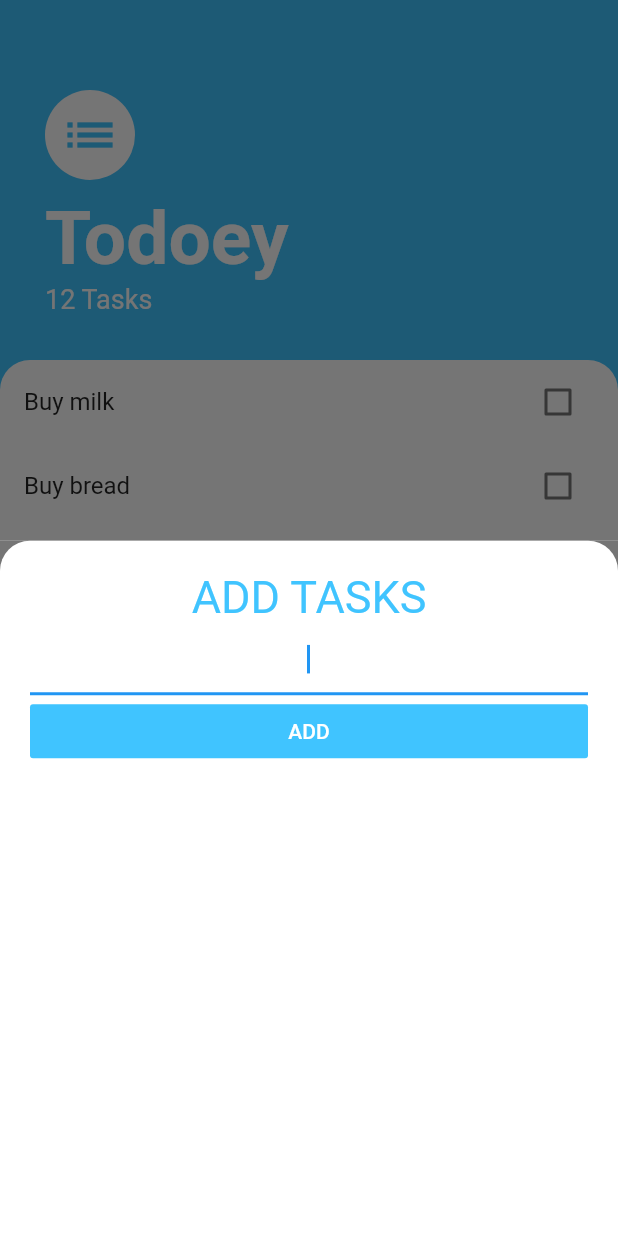
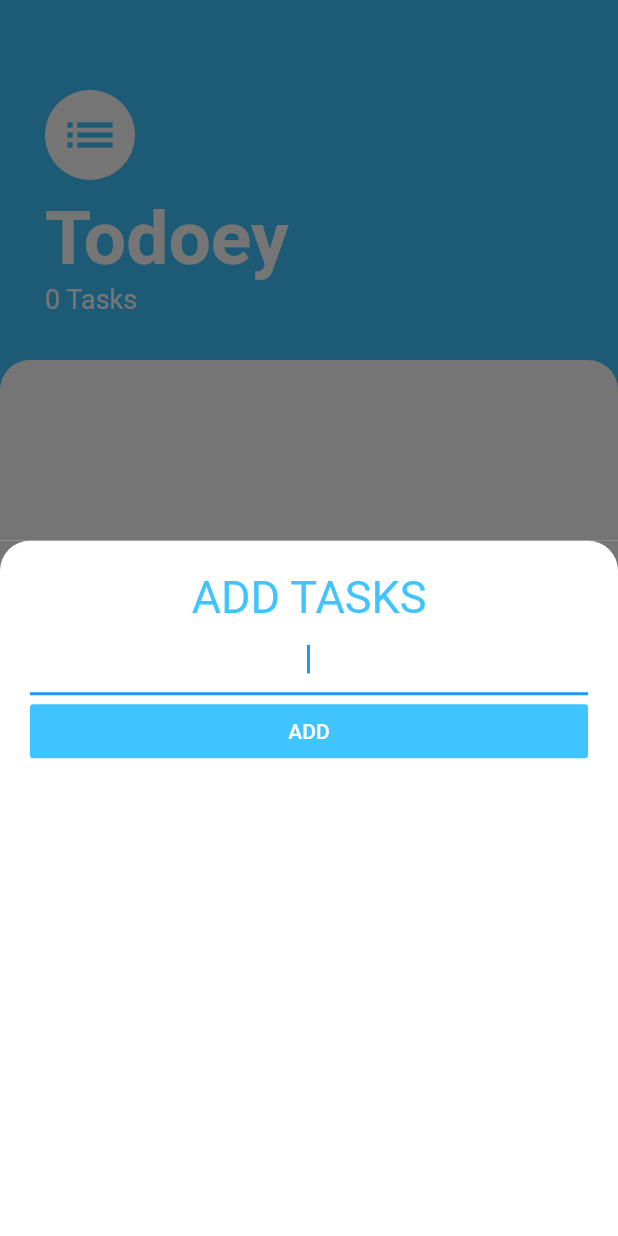
Before and after one commit to chicrock/todoey, a Flutter app: the screen it shows after launch, after a tap on the "add" icon, on a phone screen of 412 x 824 dp. Run offline on Flutter 3.47's test engine with Material 2 defaults, Android fonts, the phone set to English and light mode, and no system bars.

Commit message:
Lifting up the tasks state to the task screen

```diff
--- a/lib/components/add_task_modal.dart
+++ b/lib/components/add_task_modal.dart
@@ -1,6 +1,13 @@
 import 'package:flutter/material.dart';
 
 class AddTaskModal extends StatelessWidget {
+  final Function onAddTask;
+  final textController = TextEditingController();
+
+  String newTasks;
+
+  AddTaskModal({@required this.onAddTask});
+
   @override
   Widget build(BuildContext context) {
     return Container(
@@ -26,7 +33,11 @@ class AddTaskModal extends StatelessWidget {
             ),
             TextField(
               autofocus: true,
+              controller: textController,
               textAlign: TextAlign.center,
+              onChanged: (String newVal) {
+                newTasks = newVal;
+              },
             ),
             FlatButton(
               child: Text(
@@ -37,7 +48,9 @@ class AddTaskModal extends StatelessWidget {
               ),
               color: Colors.lightBlueAccent,
               onPressed: () {
-                print("asdf");
+//                onAddTask(textController.value.text);
+                onAddTask(newTasks);
+                textController.clear();
               },
             ),
           ],
--- a/lib/components/tasks_list/tasks_list.dart
+++ b/lib/components/tasks_list/tasks_list.dart
@@ -3,17 +3,15 @@ import 'package:todoey/components/tasks_list/task_tile.dart';
 import 'package:todoey/models/task.dart';
 
 class TasksList extends StatefulWidget {
+  final List<Task> tasks;
+
+  TasksList({@required this.tasks});
+
   @override
   _TasksListState createState() => _TasksListState();
 }
 
 class _TasksListState extends State<TasksList> {
-  List<Task> tasks = [
-    Task(name: 'Buy milk'),
-    Task(name: 'Buy bread'),
-    Task(name: 'Buy egg'),
-  ];
-
   @override
   Widget build(BuildContext context) {
 //    return ListView(
@@ -25,13 +23,13 @@ class _TasksListState extends State<TasksList> {
 //      ).toList(),
 //    );
     return ListView.builder(
-      itemCount: tasks.length,
+      itemCount: widget.tasks.length,
       itemBuilder: (context, index) {
         return TaskTile(
-          task: tasks[index],
+          task: widget.tasks[index],
           onChanged: (bool isChecked) {
             setState(() {
-              tasks[index].setIsChecked(isChecked);
+              widget.tasks[index].setIsChecked(isChecked);
             });
           },
         );
--- a/lib/screens/task_screen.dart
+++ b/lib/screens/task_screen.dart
@@ -1,8 +1,16 @@
 import 'package:flutter/material.dart';
 import 'package:todoey/components/add_task_modal.dart';
 import 'package:todoey/components/tasks_list/tasks_list.dart';
+import 'package:todoey/models/task.dart';
 
-class TasksScreen extends StatelessWidget {
+class TasksScreen extends StatefulWidget {
+  @override
+  _TasksScreenState createState() => _TasksScreenState();
+}
+
+class _TasksScreenState extends State<TasksScreen> {
+  List<Task> tasks = [];
+
   @override
   Widget build(BuildContext context) {
     return Scaffold(
@@ -14,7 +22,16 @@ class TasksScreen extends StatelessWidget {
         onPressed: () {
           showModalBottomSheet(
             context: context,
-            builder: (context) => AddTaskModal(),
+            builder: (context) => AddTaskModal(
+              onAddTask: (String name) {
+                setState(() {
+                  tasks.add(Task(name: name));
+                });
+
+                // Close the bottom sheet
+                Navigator.pop(context);
+              },
+            ),
           );
         },
       ),
@@ -50,7 +67,7 @@ class TasksScreen extends StatelessWidget {
                   ),
                 ),
                 Text(
-                  '12 Tasks',
+                  '${tasks.length} Tasks',
                   style: TextStyle(
                     color: Colors.white,
                     fontSize: 18.0,
@@ -67,7 +84,7 @@ class TasksScreen extends StatelessWidget {
                   top: Radius.circular(20.0),
                 ),
               ),
-              child: TasksList(),
+              child: TasksList(tasks: tasks),
             ),
           )
         ],
```
